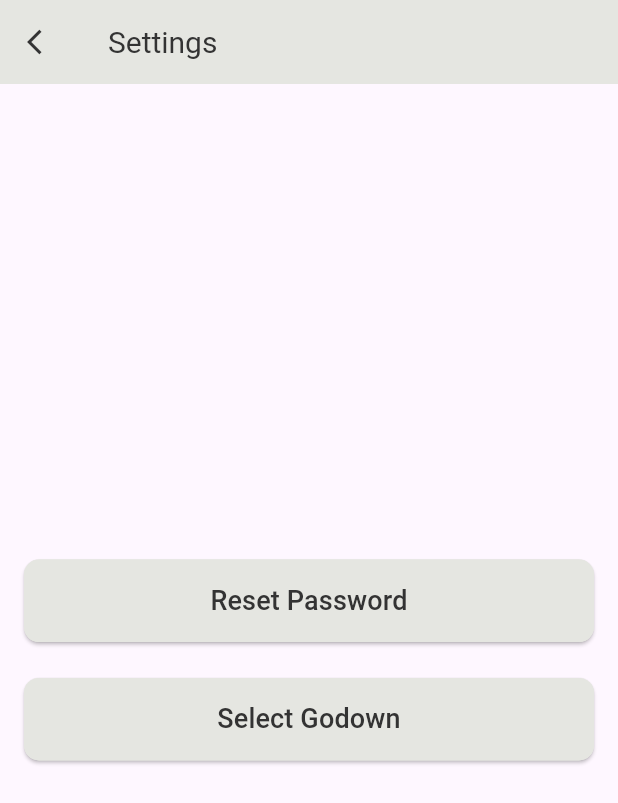
After one commit to mjmehta912/vidres, a Flutter app: the HomeScreen screen opened directly, after a tap on "App Settings", on a phone screen of 412 x 824 dp. The commit adds this screen. Shown: the top 803 px of the screen. Run offline on Flutter 3.47's test engine with Material 3 defaults, Android fonts, the phone set to English and light mode, and no system bars; our stand-ins replace audioplayers, device_info_plus, dropdown_search, flutter_screenutil, flutter_secure_storage, get and 1 more; missing offline and left inert: qr_code_scanner; accounts and stored records are empty; network calls fail; Roboto replaces fonts that are missing (Poppins-Medium, Poppins-Regular).

```diff
--- a/lib/features/auth/login/screens/login_screen.dart
+++ b/lib/features/auth/login/screens/login_screen.dart
@@ -153,6 +153,8 @@ class LoginScreen extends StatelessWidget {
                                             .loginFormKey.currentState!
                                             .validate()) {
                                           _controller.loginUser();
+                                          FocusManager.instance.primaryFocus
+                                              ?.unfocus();
                                         }
                                       },
                                       buttonWidth: 0.75.screenWidth,
--- a/lib/features/home/screens/home_screen.dart
+++ b/lib/features/home/screens/home_screen.dart
@@ -1,6 +1,7 @@
 import 'package:flutter/material.dart';
 import 'package:get/get.dart';
 import 'package:vidres_app/features/godown_transfer/screens/godown_transfer_screen.dart';
+import 'package:vidres_app/features/settings/screens/settings_screen.dart';
 import 'package:vidres_app/features/wip_entry/screens/wip_entry_screen.dart';
 import 'package:vidres_app/utils/constants/color_constants.dart';
 import 'package:vidres_app/features/home/controllers/home_controller.dart';
@@ -62,16 +63,14 @@ class HomeScreen extends StatelessWidget {
                         crossAxisAlignment: CrossAxisAlignment.start,
                         children: [
                           HomeCard(
-                            primaryColor: kColorCard5Primary,
-                            secondaryColor: kColorCard5Secondary,
-                            title: 'Godown Transfer',
-                            subTitle: 'Transfer items between godowns.',
-                            image: kImageGodownTransfer,
+                            primaryColor: kColorCard4Primary,
+                            secondaryColor: kColorCard4Secondary,
+                            title: 'Issue Entry',
+                            subTitle: 'Enter item issue for production.',
                             onTap: () {
-                              Get.to(
-                                () => GodownTransferScreen(),
-                              );
+                              _controller.scanAndValidateIssue();
                             },
+                            image: kImageIssueEntry,
                           ),
                           AppSpaces.v8,
                           HomeCard(
@@ -88,12 +87,16 @@ class HomeScreen extends StatelessWidget {
                           ),
                           AppSpaces.v8,
                           HomeCard(
-                            primaryColor: kColorCard4Primary,
-                            secondaryColor: kColorCard4Secondary,
-                            title: 'Issue Entry',
-                            subTitle: 'Enter item issue for production.',
-                            onTap: () {},
-                            image: kImageIssueEntry,
+                            primaryColor: kColorCard5Primary,
+                            secondaryColor: kColorCard5Secondary,
+                            title: 'Godown Transfer',
+                            subTitle: 'Transfer items between godowns.',
+                            image: kImageGodownTransfer,
+                            onTap: () {
+                              Get.to(
+                                () => GodownTransferScreen(),
+                              );
+                            },
                           ),
                           AppSpaces.v8,
                           HomeCard(
@@ -101,7 +104,13 @@ class HomeScreen extends StatelessWidget {
                             secondaryColor: kColorCard6Secondary,
                             title: 'App Settings',
                             subTitle: 'Adjust app preferences.',
-                            onTap: () {},
+                            onTap: () {
+                              Get.to(
+                                () => SettingsScreen(
+                                  mobileNo: _controller.mobileNo.value,
+                                ),
+                              );
+                            },
                             image: kImageAppSettings,
                           ),
                           AppSpaces.v8,
--- /dev/null
+++ b/lib/features/settings/screens/settings_screen.dart
@@ -0,0 +1,62 @@
+import 'package:flutter/material.dart';
+import 'package:get/get.dart';
+import 'package:vidres_app/features/auth/reset_password/screens/reset_password_screen.dart';
+import 'package:vidres_app/utils/constants/color_constants.dart';
+import 'package:vidres_app/utils/screen_utils/app_paddings.dart';
+import 'package:vidres_app/utils/screen_utils/app_spacings.dart';
+import 'package:vidres_app/utils/widgets/app_appbar.dart';
+import 'package:vidres_app/utils/widgets/app_button.dart';
+
+class SettingsScreen extends StatelessWidget {
+  const SettingsScreen({
+    super.key,
+    required this.mobileNo,
+  });
+
+  final String mobileNo;
+
+  @override
+  Widget build(BuildContext context) {
+    return Scaffold(
+      appBar: AppAppbar(
+        title: 'Settings',
+        leading: IconButton(
+          icon: Icon(
+            Icons.arrow_back_ios,
+            size: 20,
+            color: kColorTextPrimary,
+          ),
+          onPressed: () {
+            Get.back();
+          },
+        ),
+      ),
+      body: Padding(
+        padding: AppPaddings.p14,
+        child: Column(
+          mainAxisAlignment: MainAxisAlignment.center,
+          crossAxisAlignment: CrossAxisAlignment.center,
+          children: [
+            AppButton(
+              title: 'Reset Password',
+              buttonColor: kColorBackground,
+              onPressed: () {
+                Get.to(
+                  () => ResetPasswordScreen(
+                    mobileNo: mobileNo,
+                  ),
+                );
+              },
+            ),
+            AppSpaces.v20,
+            AppButton(
+              title: 'Select Godown',
+              buttonColor: kColorBackground,
+              onPressed: () {},
+            ),
+          ],
+        ),
+      ),
+    );
+  }
+}
--- a/lib/features/wip_entry/repos/wip_entry_repo.dart
+++ b/lib/features/wip_entry/repos/wip_entry_repo.dart
@@ -131,6 +131,7 @@ class WipEntryRepo {
 
   static Future<Map<String, dynamic>> validateWip({
     required String cardNo,
+    required String iCode,
   }) async {
     String? token = await SecureStorageHelper.read('token');
 
@@ -139,6 +140,7 @@ class WipEntryRepo {
         endpoint: '/MobileEntry/validateWip',
         queryParams: {
           'CardNo': cardNo,
+          'ICODE': iCode,
         },
         token: token,
       );
--- a/lib/services/api_services.dart
+++ b/lib/services/api_services.dart
@@ -2,7 +2,7 @@ import 'dart:convert';
 import 'package:http/http.dart' as http;
 
 class ApiService {
-  static const String kBaseUrl = 'http://192.168.0.135:5253/api';
+  static const String kBaseUrl = 'http://192.168.0.135:8082/api';
 
   static Future<dynamic> getRequest({
     required String endpoint,
```
Also changed, not shown: lib/features/godown_transfer/controllers/godown_transfer_controller.dart (+9 -1 lines), lib/features/godown_transfer/screens/godown_transfer_screen.dart (+7 -0 lines), lib/features/home/controllers/home_controller.dart (+49 -0 lines), lib/features/issue_entry/repos/issue_entry_repo.dart (added, +23 -0 lines), lib/features/issue_entry/screens/issue_entry_qr_scanner_screen.dart (added, +90 -0 lines), lib/features/wip_entry/controllers/wip_entry_controller.dart (+10 -1 lines), lib/features/wip_entry/screens/wip_entry_screen.dart (+10 -0 lines), 2 other files.
